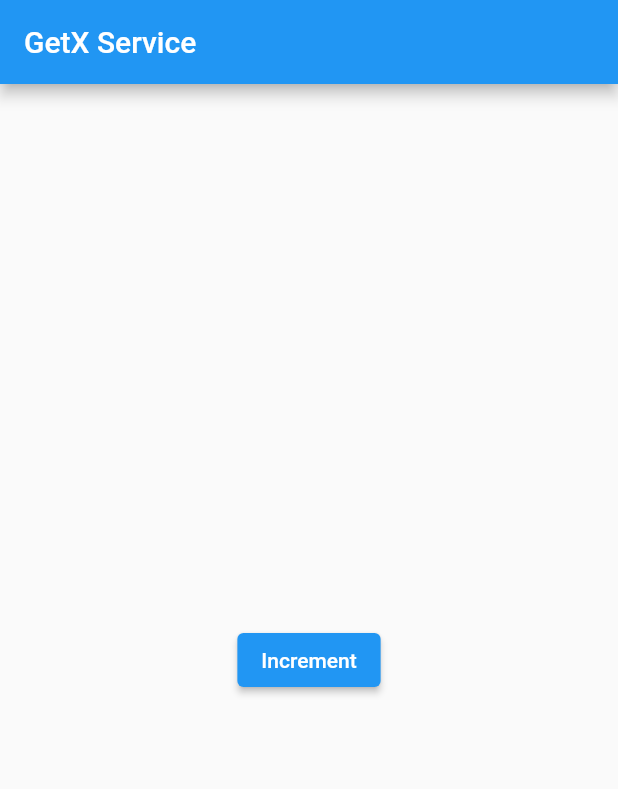
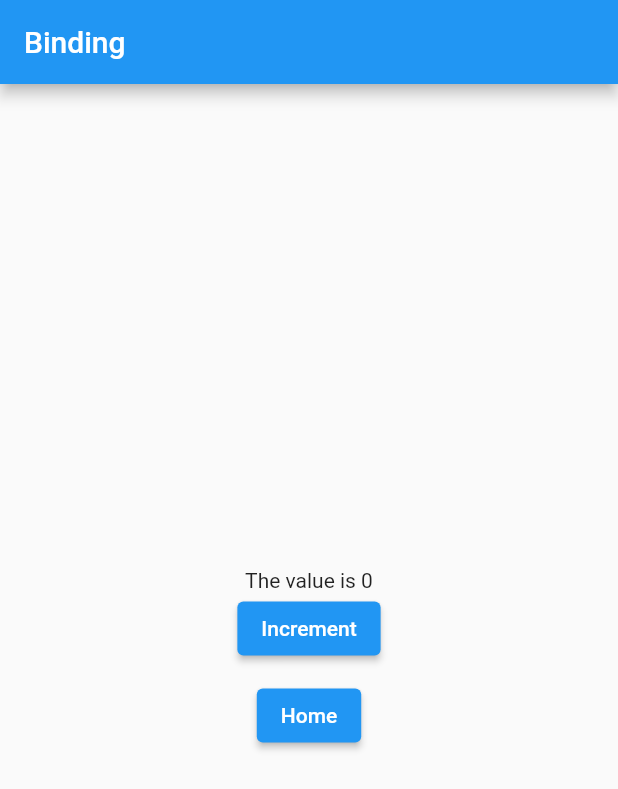
Before and after one commit to Developer-Vijay/StatemanagementGetx, a Flutter app: the screen it shows after launch, on a phone screen of 412 x 824 dp. Shown: the top 789 px of the screen. Run offline on Flutter 3.47's test engine with Material 2 defaults, Android fonts, the phone set to English and light mode, and no system bars; our stand-ins replace get, shared_preferences.

Commit message:
Done Binding

```diff
--- /dev/null
+++ b/lib/Binding/binding_home_test.dart
@@ -0,0 +1,92 @@
+import 'package:flutter/material.dart';
+
+import 'package:get/get.dart';
+import 'package:getx_learning/Binding/all_controller_binding.dart';
+import 'package:getx_learning/Binding/home_controller.dart';
+import 'package:getx_learning/GetxController/my_controller.dart';
+import 'package:getx_learning/home_screen.dart';
+
+class BuildingHomeTest extends StatelessWidget {
+  const BuildingHomeTest({Key? key}) : super(key: key);
+
+  @override
+  Widget build(BuildContext context) {
+    return SafeArea(
+      child: Center(
+        child: Scaffold(
+          appBar: AppBar(
+            title: const Text("Binding"),
+          ),
+          body: Center(
+              child: Column(
+            crossAxisAlignment: CrossAxisAlignment.center,
+            mainAxisAlignment: MainAxisAlignment.center,
+            children: [
+              Obx(() => Text(
+                  'The value is ${Get.find<MyController>().count}')),
+              ElevatedButton(
+                  onPressed: () {
+                    Get.find<MyController>().increment();
+                  },
+                  child: const Text("Increment")),
+              const SizedBox(
+                height: 10,
+              ),
+              ElevatedButton(
+                  onPressed: () {
+                    Get.to(const HomeScreen());
+
+                    // For name Routes
+
+                    // Get.toNamed('/homeScreen');
+
+                    // for normal routes
+
+                    // Get.to(HomeScreen(), binding: HomeControllerBinding());
+                  },
+                  child: Text("Home")),
+            ],
+          )),
+        ),
+      ),
+    );
+  }
+}
+
+
+
+/*
+Smart Management
+Getx provides Smart Management that lets us configure how dependencies behave in terms of memory management
+
+// In Main.dart file
+GetMaterialApp{
+  smartMAnagement:SmartManagment.full // or .KeepFactory or .onlyBuilder
+
+
+  Full Mode
+
+  ============
+  Everthing gets disposed as soon as the route is removed from the navigation stack,
+  unleess declared permanent.
+
+  // SmartManagement.keepFactory
+  =================================
+  Just like smartManager.full , it will remove it's dependencies when '
+
+  it's not being used anymore . However , it will keep their factory ,
+  which means it will recreate the dependency if you need that instance again.
+
+
+  // SmartManagement.onlyBuilders
+  ===================================
+
+  // With this option , only controllers started in init: or loaded into a binding
+  with Get.lazyPut() will be disposed.
+
+  if you use Get.push() or Get.putAsync() or any aother approach
+
+  SmartManagment will not have permissions to exclude this dependency.
+
+}
+*/
--- /dev/null
+++ b/lib/Binding/home_controller.dart
@@ -0,0 +1,9 @@
+import 'package:get/get.dart';
+
+class HomeController extends GetxController {
+  var count = 0.obs;
+
+  void increment() {
+    count++;
+  }
+}
--- /dev/null
+++ b/lib/Binding/home_controller_binding.dart
@@ -0,0 +1,9 @@
+import 'package:get/get.dart';
+import 'package:getx_learning/Binding/home_controller.dart';
+
+class HomeControllerBinding implements Bindings {
+  @override
+  void dependencies() {
+    Get.lazyPut<HomeController>(() => HomeController());
+  }
+}
--- a/lib/GetxController/my_controller.dart
+++ b/lib/GetxController/my_controller.dart
@@ -11,6 +11,11 @@ class MyController extends GetxController {
   // void convertToLowerCase() {
   //   student.name.value = student.name.value.toLowerCase();
   // }
+  var count = 0.obs;
+
+  void increment() {
+    count++;
+  }
 
   var student = Student(name: "Vijay", age: 18).obs;
 
--- a/lib/main.dart
+++ b/lib/main.dart
@@ -1,5 +1,8 @@
 import 'package:flutter/material.dart';
 import 'package:get/get_navigation/get_navigation.dart';
+import 'package:getx_learning/Binding/all_controller_binding.dart';
+import 'package:getx_learning/Binding/binding_home_test.dart';
+import 'package:getx_learning/Binding/home_controller.dart';
 import 'package:getx_learning/Getx%20Service/service_home.dart';
 import 'package:getx_learning/Internalization/messages.dart';
 import 'package:getx_learning/Widgets/dialog_box.dart';
@@ -9,6 +12,9 @@ import 'package:getx_learning/next_screen.dart';
 
 Future<void> main() async {
   await initServices();
+  // Here You can call all the binding
+
+  // AllControllerBinding().dependencies();
   runApp(const MyApp());
 }
 
@@ -17,31 +23,59 @@ class MyApp extends StatelessWidget {
 
   @override
   Widget build(BuildContext context) {
+    // For binding
     return GetMaterialApp(
-        translations: Messages(), // your Translations
-        locale: Locale('en',
-            'US'), // default translations // to get device locale Get.deviceLocal
-        fallbackLocale: Locale(
-            'en', 'US'), // fallback locale if wrong locale found
+      title: "GetX Learning App",
+      initialBinding: AllControllerBinding(),
 
-        defaultTransition: Transition.zoom,
-        initialRoute: "/",
-        debugShowCheckedModeBanner: false,
-        title: "GetX Tutorial",
-        getPages: [
-          GetPage(name: '/', page: () => SnackBars()),
-          GetPage(name: '/home', page: () => HomeScreen()),
-          GetPage(
-              name: '/dialogScreen',
-              page: () => DialogsBox(),
-              // To Control the transition route wise
-              // if specified will override the default transition
-              transition: Transition.leftToRight),
-          GetPage(
-              name: '/nextScreen',
-              page: () => NextScreen(),
-              transition: Transition.downToUp)
-        ],
-        home: ServiceHome());
+// If binding is applied at route level
+// getPages:[
+// GetPage(
+// name:'/home',
+// page:()=>HomeScreen(),
+// binding:HomeControllerBinding(),
+      // ),
+      // ]
+
+// Binding Builder (If we don't want use separate binding class)
+//  getPages:[
+// GetPage(
+// nameL'/home',
+// page:()=>HomeScreen(),
+// binding:BindingBuilder(()=>{
+//   Get.lazyPut<HomeController>(()=>HomeController())
+// })
+// )
+//
+// ]
+      home: BuildingHomeTest(),
+    );
+    // This is Upto Binding which has been done yet.
+    // return GetMaterialApp(
+    //     translations: Messages(), // your Translations
+    //     locale: Locale('en',
+    //         'US'), // default translations // to get device locale Get.deviceLocal
+    //     fallbackLocale: Locale(
+    //         'en', 'US'), // fallback locale if wrong locale found
+
+    //     defaultTransition: Transition.zoom,
+    //     initialRoute: "/",
+    //     debugShowCheckedModeBanner: false,
+    //     title: "GetX Tutorial",
+    //     getPages: [
+    //       GetPage(name: '/', page: () => SnackBars()),
+    //       GetPage(name: '/home', page: () => HomeScreen()),
+    //       GetPage(
+    //           name: '/dialogScreen',
+    //           page: () => DialogsBox(),
+    //           // To Control the transition route wise
+    //           // if specified will override the default transition
+    //           transition: Transition.leftToRight),
+    //       GetPage(
+    //           name: '/nextScreen',
+    //           page: () => NextScreen(),
+    //           transition: Transition.downToUp)
+    //     ],
+    //     home: ServiceHome()
   }
 }
```
Also changed, not shown: lib/Binding/all_controller_binding.dart (added, +13 -0 lines).
